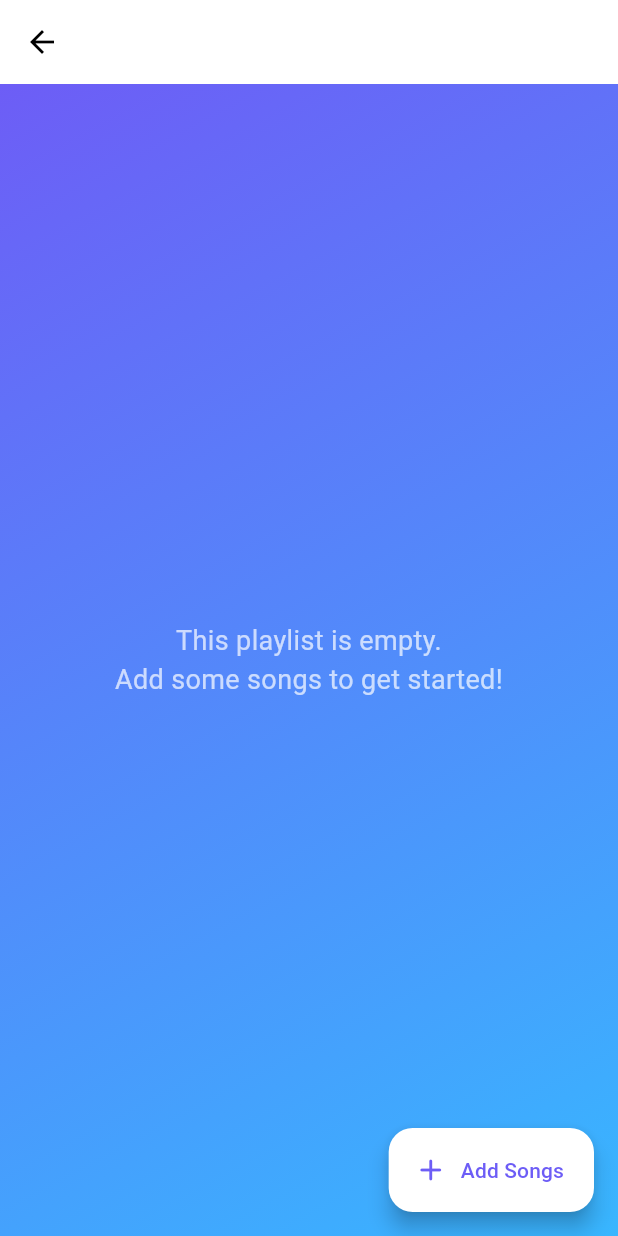
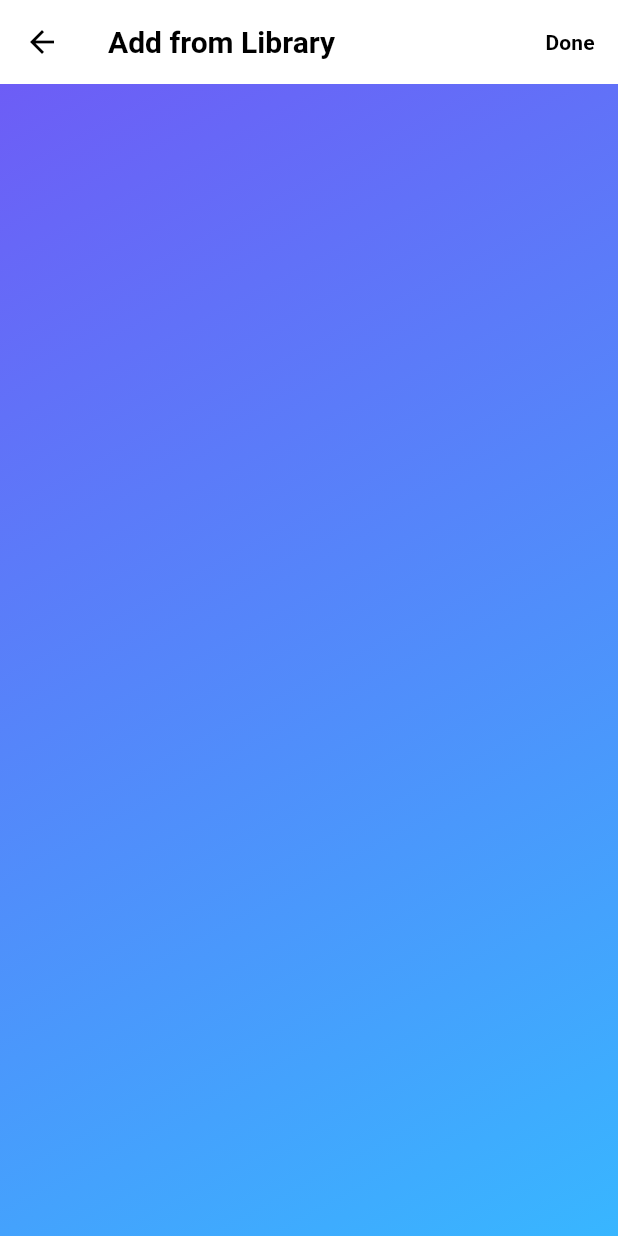
Before and after one commit to shahaarya465/MAD-Music-Player, a Flutter app: the PlaylistDetailScreen screen opened directly with empty values, after a tap on "Add Songs", on a phone screen of 412 x 824 dp. Run offline on Flutter 3.47's test engine with Material 3 defaults, Android fonts, the light colour scheme and no system bars; our stand-ins replace audioplayers, file_picker, shared_preferences; accounts and stored records are empty.

Commit message:
Made a songs library

```diff
--- /dev/null
+++ b/lib/add_songs_from_library_screen.dart
@@ -0,0 +1,108 @@
+import 'dart:io';
+import 'package:flutter/material.dart';
+import 'package:path/path.dart' as p;
+import 'package:path_provider/path_provider.dart';
+
+class AddSongsFromLibraryScreen extends StatefulWidget {
+  final Set<String> existingSongPaths;
+
+  const AddSongsFromLibraryScreen({super.key, required this.existingSongPaths});
+
+  @override
+  _AddSongsFromLibraryScreenState createState() =>
+      _AddSongsFromLibraryScreenState();
+}
+
+class _AddSongsFromLibraryScreenState extends State<AddSongsFromLibraryScreen> {
+  List<String> _allSongs = [];
+  Set<String> _selectedSongs = {};
+
+  @override
+  void initState() {
+    super.initState();
+    _loadLibrarySongs();
+  }
+
+  Future<void> _loadLibrarySongs() async {
+    final documentsDir = await getApplicationDocumentsDirectory();
+    final songsDir = Directory('${documentsDir.path}/MAD Music Player/Songs');
+    if (await songsDir.exists()) {
+      final songFiles = songsDir.listSync().whereType<File>().toList();
+      setState(() {
+        _allSongs = songFiles.map((f) => f.path).toList();
+      });
+    }
+  }
+
+  @override
+  Widget build(BuildContext context) {
+    return Scaffold(
+      appBar: AppBar(
+        title: const Text('Add from Library'),
+        actions: [
+          TextButton(
+            onPressed: () {
+              Navigator.of(context).pop(_selectedSongs);
+            },
+            child: Text(
+              'Done',
+              style: TextStyle(
+                color: Theme.of(context).appBarTheme.titleTextStyle?.color,
+                fontWeight: FontWeight.bold,
+              ),
+            ),
+          ),
+        ],
+      ),
+      body: Container(
+        decoration: BoxDecoration(
+          gradient: LinearGradient(
+            begin: Alignment.topLeft,
+            end: Alignment.bottomRight,
+            colors: Theme.of(context).brightness == Brightness.dark
+                ? [const Color(0xFF36373B), const Color(0xFF1E1F24)]
+                : [const Color(0xFF6D5DF6), const Color(0xFF38B6FF)],
+          ),
+        ),
+        child: ListView.builder(
+          itemCount: _allSongs.length,
+          itemBuilder: (context, index) {
+            final songPath = _allSongs[index];
+            final songTitle = p.basenameWithoutExtension(songPath);
+            final alreadyExists = widget.existingSongPaths.contains(songPath);
+            final isSelected = _selectedSongs.contains(songPath);
+
+            return CheckboxListTile(
+              title: Text(
+                songTitle,
+                style: TextStyle(
+                  color: alreadyExists ? Colors.grey : Colors.white,
+                ),
+              ),
+              subtitle: alreadyExists
+                  ? const Text(
+                      "Already in playlist",
+                      style: TextStyle(color: Colors.grey),
+                    )
+                  : null,
+              value: isSelected,
+              activeColor: Theme.of(context).colorScheme.primary,
+              // Disable the checkbox if the song is already in the playlist
+              onChanged: alreadyExists
+                  ? null
+                  : (bool? value) {
+                      setState(() {
+                        if (value == true) {
+                          _selectedSongs.add(songPath);
+                        } else {
+                          _selectedSongs.remove(songPath);
+                        }
+                      });
+                    },
+            );
+          },
+        ),
+      ),
+    );
+  }
+}
--- a/lib/playlist_detail_screen.dart
+++ b/lib/playlist_detail_screen.dart
@@ -1,19 +1,22 @@
-import 'dart:io';
 import 'dart:convert';
 import 'package:flutter/material.dart';
-import 'package:file_picker/file_picker.dart';
 import 'package:provider/provider.dart';
-import 'package:path_provider/path_provider.dart';
 import 'package:path/path.dart' as p;
+import 'playlist.dart';
 import 'player_manager.dart';
 import 'mini_player.dart';
-import 'playlist.dart';
+import 'add_songs_from_library_screen.dart'; // NEW import
 import 'theme.dart';
 
 class PlaylistDetailScreen extends StatefulWidget {
   final Playlist playlist;
+  final bool isAllSongsPlaylist; // To know if this is the special playlist
 
-  const PlaylistDetailScreen({super.key, required this.playlist});
+  const PlaylistDetailScreen({
+    super.key,
+    required this.playlist,
+    this.isAllSongsPlaylist = false,
+  });
 
   @override
   _PlaylistDetailScreenState createState() => _PlaylistDetailScreenState();
@@ -28,41 +31,21 @@ class _PlaylistDetailScreenState extends State<PlaylistDetailScreen> {
     _songPaths = List.from(widget.playlist.songPaths);
   }
 
-  // This function handles copying songs to /Songs and updating the JSON
+  // UPDATED: This function now opens the library screen to add songs
   Future<void> _addSongsToPlaylist() async {
-    // Let the user pick multiple audio files
-    FilePickerResult? result = await FilePicker.platform.pickFiles(
-      type: FileType.audio,
-      allowMultiple: true,
+    // Navigate to the new screen and wait for the result
+    final selectedSongs = await Navigator.push<Set<String>>(
+      context,
+      MaterialPageRoute(
+        builder: (context) =>
+            AddSongsFromLibraryScreen(existingSongPaths: _songPaths.toSet()),
+      ),
     );
 
-    if (result != null && result.files.isNotEmpty) {
-      final documentsDir = await getApplicationDocumentsDirectory();
-
-      // UPDATED: Correctly point to the 'MAD Music Player/Songs' folder
-      final madMusicPlayerDir = Directory(
-        '${documentsDir.path}/MAD Music Player',
-      );
-      final songsDir = Directory('${madMusicPlayerDir.path}/Songs');
-
-      List<String> newPathsToAdd = [];
-
-      for (var file in result.files) {
-        if (file.path != null) {
-          final sourceFile = File(file.path!);
-          final destPath = p.join(songsDir.path, p.basename(file.path!));
-
-          // Copy the file to the central /Songs directory
-          await sourceFile.copy(destPath);
-
-          // Add the *new* path (the pointer) to our list
-          newPathsToAdd.add(destPath);
-        }
-      }
-
+    if (selectedSongs != null && selectedSongs.isNotEmpty) {
       // Update the playlist's JSON file
       final updatedSongPaths = List<String>.from(_songPaths)
-        ..addAll(newPathsToAdd);
+        ..addAll(selectedSongs);
       final playlistJson = {
         "name": widget.playlist.name,
         "songPaths": updatedSongPaths,
@@ -86,16 +69,18 @@ class _PlaylistDetailScreenState extends State<PlaylistDetailScreen> {
         backgroundColor: Colors.transparent,
         elevation: 0,
       ),
-      floatingActionButton: FloatingActionButton.extended(
-        onPressed: _addSongsToPlaylist,
-        label: const Text("Add Songs"),
-        icon: const Icon(Icons.add_rounded),
-      ),
+      // Only show the "Add Songs" button for user-created playlists
+      floatingActionButton: widget.isAllSongsPlaylist
+          ? null
+          : FloatingActionButton.extended(
+              onPressed: _addSongsToPlaylist,
+              label: const Text("Add Songs"),
+              icon: const Icon(Icons.add_rounded),
+            ),
       bottomNavigationBar: Consumer<PlayerManager>(
         builder: (context, playerManager, child) {
-          if (playerManager.currentSongTitle == null) {
+          if (playerManager.currentSongTitle == null)
             return const SizedBox.shrink();
-          }
           return MiniPlayer(
             songTitle: playerManager.currentSongTitle!,
             isPlaying: playerManager.isPlaying,
@@ -106,10 +91,8 @@ class _PlaylistDetailScreenState extends State<PlaylistDetailScreen> {
                 : playerManager.resume(),
             onPrevious: playerManager.playPrevious,
             onNext: playerManager.playNext,
-            onSeek: (value) {
-              final newPosition = Duration(seconds: value.toInt());
-              playerManager.seek(newPosition);
-            },
+            onSeek: (value) =>
+                playerManager.seek(Duration(seconds: value.toInt())),
             onSeekBackward: playerManager.seekBackward10,
             onSeekForward: playerManager.seekForward10,
           );
@@ -120,18 +103,19 @@ class _PlaylistDetailScreenState extends State<PlaylistDetailScreen> {
           gradient: LinearGradient(
             begin: Alignment.topLeft,
             end: Alignment.bottomRight,
-            // UPDATED: Using colors from the theme file
             colors: Theme.of(context).brightness == Brightness.dark
                 ? AppThemes.darkGradient
                 : AppThemes.lightGradient,
           ),
         ),
         child: _songPaths.isEmpty
-            ? const Center(
+            ? Center(
                 child: Text(
-                  "This playlist is empty.\nAdd some songs to get started!",
+                  widget.isAllSongsPlaylist
+                      ? "Your library is empty.\nImport songs from the main screen!"
+                      : "This playlist is empty.\nAdd some songs!",
                   textAlign: TextAlign.center,
-                  style: TextStyle(color: Colors.white70, fontSize: 18),
+                  style: const TextStyle(color: Colors.white70, fontSize: 18),
                 ),
               )
             : ListView.builder(
```
Also changed, not shown: lib/playlist_browser_screen.dart (+167 -121 lines).
